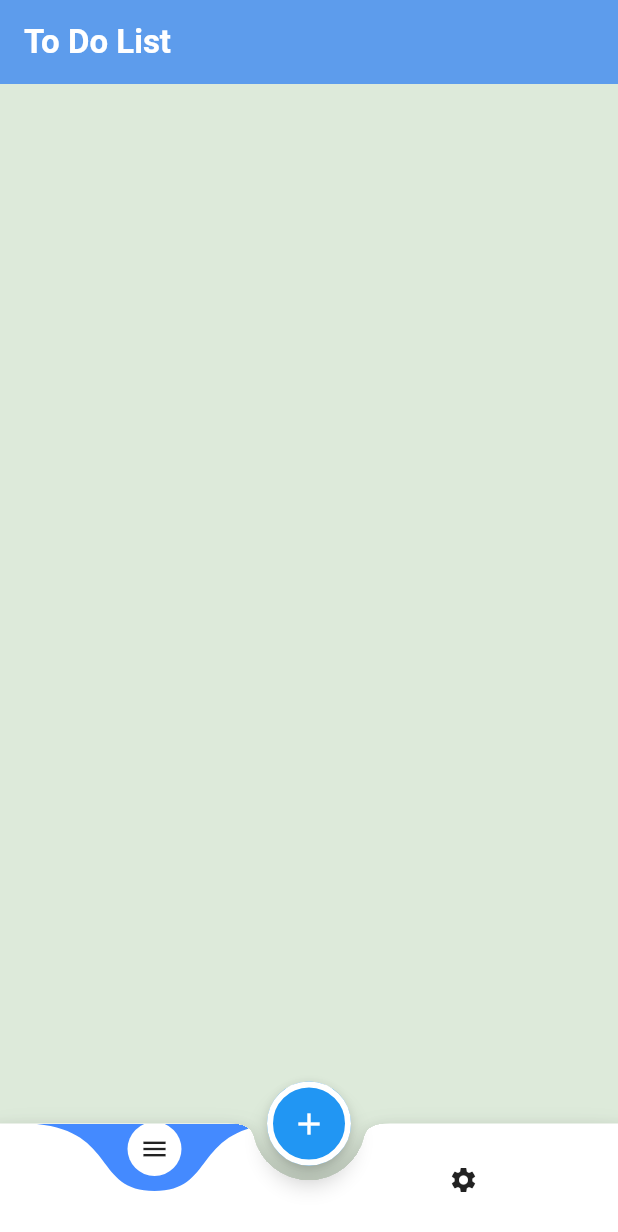
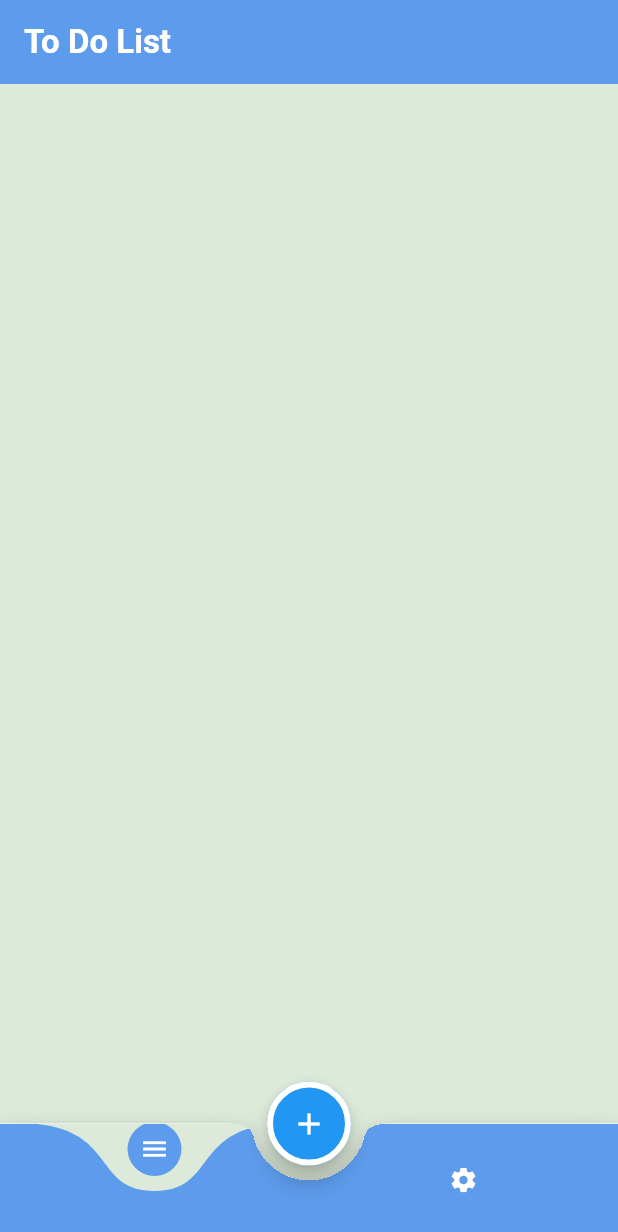
Before and after one commit to Mohamed-lalah/productivity_assistant, a Flutter app: the screen it shows after launch, on a phone screen of 412 x 824 dp. Shown: the top 1232 px of the screen. Run offline on Flutter 3.47's test engine with Material 2 defaults, Android fonts, the phone set to English and light mode, and no system bars; drawn by our look-alikes of curved_navigation_bar.

Commit message:
Editing colors of bottomNavigationBar

```diff
--- a/lib/ui/screens/home/home.dart
+++ b/lib/ui/screens/home/home.dart
@@ -43,10 +43,13 @@ class _HomeState extends State<Home> {
 
     child: CurvedNavigationBar(
 
-      animationDuration: Duration(milliseconds: 300),
+      color: AppColors.primiary,
+      backgroundColor: AppColors.accent,
+      animationDuration: Duration(milliseconds: 400),
+        buttonBackgroundColor: AppColors.primiary,
         items: [
-      Icon(Icons.menu,size: 20,),
-      Icon(Icons.settings,size: 20,),
+      Icon(Icons.menu,size: 20,color: AppColors.white),
+      Icon(Icons.settings,size: 20,color: AppColors.white,),
 
     ]),
   );
--- a/lib/ui/utilities/app_theme.dart
+++ b/lib/ui/utilities/app_theme.dart
@@ -6,6 +6,8 @@ import 'dart:ui';
 import 'package:flutter/material.dart';
 
 import 'app_colors.dart';
+import 'package:curved_navigation_bar/curved_navigation_bar.dart';
+
 
 abstract class AppTheme {
 
@@ -42,14 +44,7 @@ abstract class AppTheme {
       titleTextStyle: appBarTextStyle
     ),
 
-    bottomNavigationBarTheme: const BottomNavigationBarThemeData(
-      selectedIconTheme: IconThemeData(size: 32),
-      unselectedIconTheme: IconThemeData(size: 32),
-      showSelectedLabels: false,
-      showUnselectedLabels: false,
-      selectedItemColor: AppColors.primiary,
-      unselectedItemColor: AppColors.grey,
-    ),
+
     scaffoldBackgroundColor: AppColors.accent,
 
     floatingActionButtonTheme: FloatingActionButtonThemeData(
```
